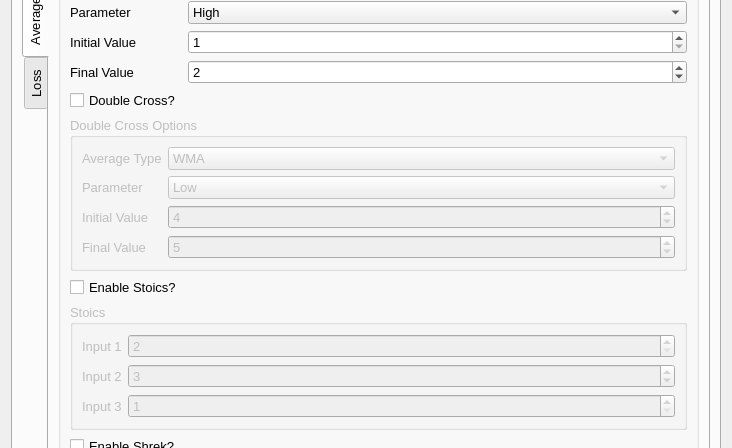
Old version of the form UI/configuration.ui in the repository ZENALC/algobot; both pictures show x 0 to 732 and y 116 to 564 of the 732 by 782 pixel window.
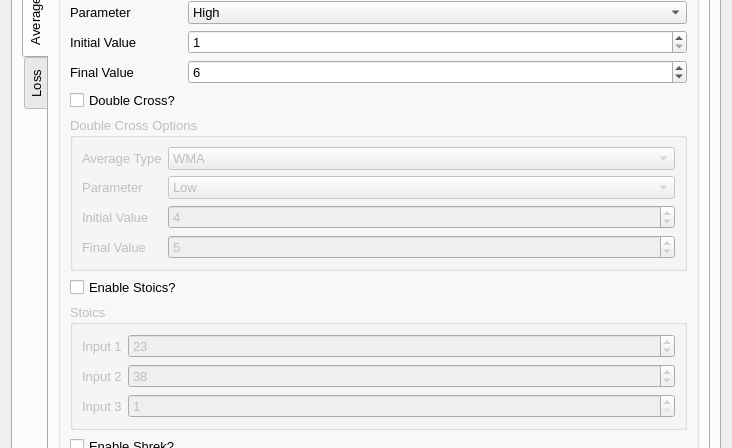
New version of the form. The open tabs and pages were chosen to show the change.

The edit to the form file:
```diff
--- a/UI/configuration.ui
+++ b/UI/configuration.ui
@@ -2516,17 +2516,23 @@
                  <item row="0" column="1">
                   <widget class="QSpinBox" name="simulationStoicSpinBox1">
                    <property name="minimum">
-                    <number>2</number>
+                    <number>3</number>
+                   </property>
+                   <property name="singleStep">
+                    <number>1</number>
+                   </property>
+                   <property name="value">
+                    <number>23</number>
                    </property>
                   </widget>
                  </item>
                  <item row="1" column="1">
                   <widget class="QSpinBox" name="simulationStoicSpinBox2">
                    <property name="minimum">
-                    <number>2</number>
+                    <number>3</number>
                    </property>
                    <property name="value">
-                    <number>3</number>
+                    <number>38</number>
                    </property>
                   </widget>
                  </item>
@@ -2640,7 +2646,7 @@
                  <number>500</number>
                 </property>
                 <property name="value">
-                 <number>2</number>
+                 <number>6</number>
                 </property>
                </widget>
               </item>
```
Left out of the diff: 31 changed lines with no effect on the pictures.
